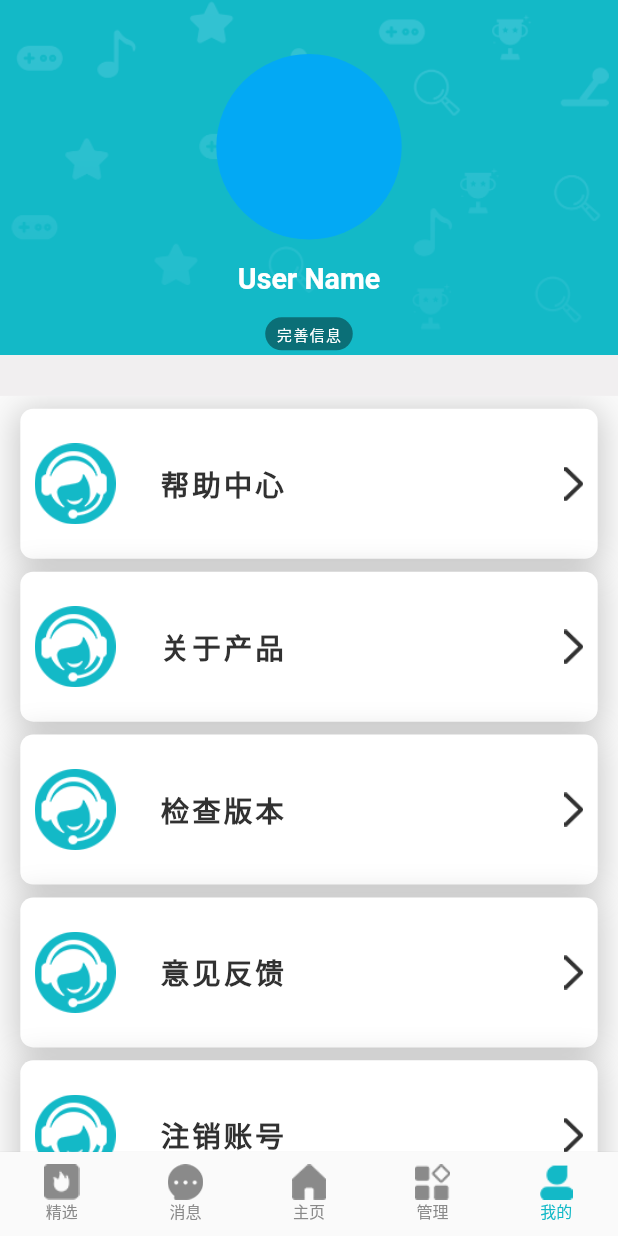
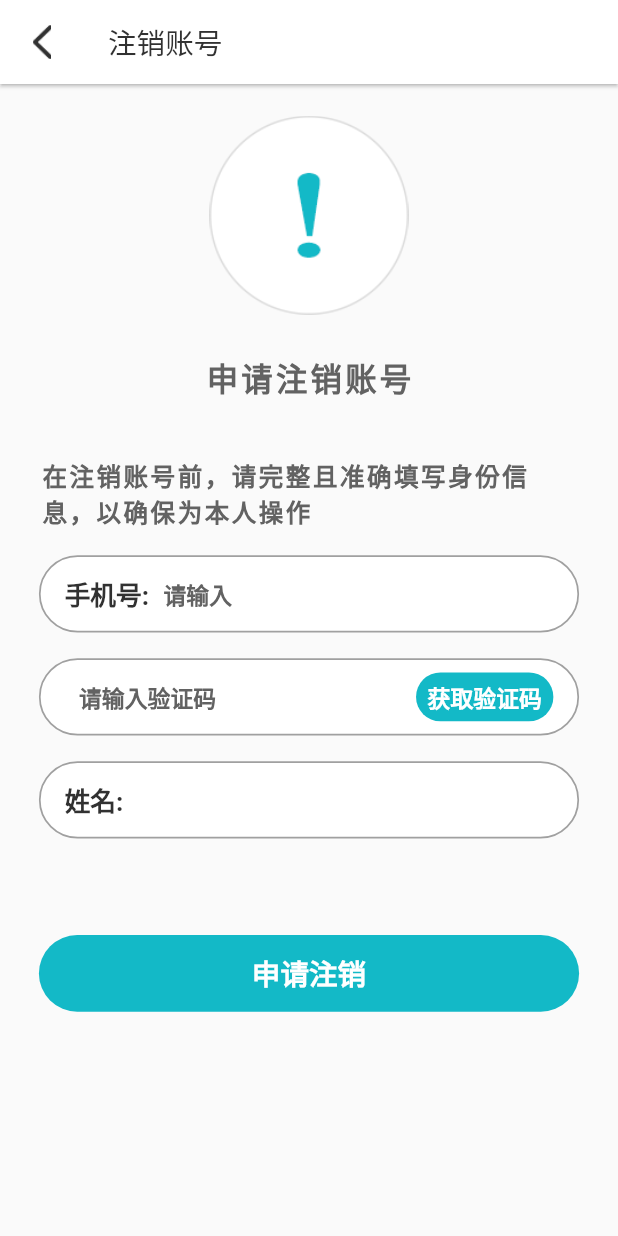
Before and after one commit to zysq-tech/stu_plat, a Flutter app: the HomePage screen opened directly with empty values, item 5 of the bottom bar chosen, after a tap on "注销账号", on a phone screen of 412 x 824 dp. Run offline on Flutter 3.47's test engine with Material 2 defaults, Android fonts, the phone set to English and light mode, and no system bars; our stand-ins replace convert, dio, fluro, flutter_rating_bar, flutter_screenutil, flutter_swiper and 6 more; missing offline and left inert: device_apps, flutter_picker; accounts and stored records are empty; generated files the repository leaves out were written again; statements that could not run were skipped.

Commit message:
unregister page

```diff
--- a/lib/config/route_handlers.dart
+++ b/lib/config/route_handlers.dart
@@ -2,13 +2,7 @@ import 'package:fluro/fluro.dart';
 
 import '../data/page_data.dart';
 
-import '../pages/LaunchPage.dart';
-import '../pages/LoginPage.dart';
-import '../pages/RegisterInfoPage.dart';
-import '../pages/AppealPage.dart';
-import '../pages/HomePage.dart';
-import '../pages/UserInfoPage.dart';
-import '../pages/EditPhoneEmailPage.dart';
+import '../pages/index.dart';
 
 import '../Utils.dart';
 
@@ -49,3 +43,9 @@ var editPhoneEmailHandler = Handler(
           data: EditPhoneEmailPageData.fromJson(
               jsonToObject(fluroCnParamsDecode(params['data'][0]))),
         ));
+
+var unregisterHandler = Handler(
+    handlerFunc: (_, params) => UnregisterPage(
+          data: UnregisterPageData.fromJson(
+              jsonToObject(fluroCnParamsDecode(params['data'][0]))),
+        ));
--- a/lib/config/routes.dart
+++ b/lib/config/routes.dart
@@ -11,6 +11,7 @@ class Routes {
   static String home = '/home';
   static String userInfo = '/userInfo';
   static String editPhoneEmail = '/editPhoneEmail';
+  static String unregister = '/unregister';
 
   static void configureRoutes(Router router) {
     router.notFoundHandler = Handler(
@@ -26,5 +27,6 @@ class Routes {
     router.define(home, handler: homeHandler);
     router.define(userInfo, handler: userInfoHandler);
     router.define(editPhoneEmail, handler: editPhoneEmailHandler);
+    router.define(unregister, handler: unregisterHandler);
   }
 }
--- a/lib/data/page_data.dart
+++ b/lib/data/page_data.dart
@@ -91,3 +91,14 @@ class EditPhoneEmailPageData implements IToJson {
   factory EditPhoneEmailPageData.fromJson(Map<String, dynamic> json) =>
       _$EditPhoneEmailPageDataFromJson(json);
 }
+
+@JsonSerializable()
+class UnregisterPageData implements IToJson {
+  UnregisterPageData();
+
+  @override
+  Map<String, dynamic> toJson() => _$UnregisterPageDataToJson(this);
+
+  factory UnregisterPageData.fromJson(Map<String, dynamic> json) =>
+      _$UnregisterPageDataFromJson(json);
+}
--- a/lib/pages/RegisterInfoPage.dart
+++ b/lib/pages/RegisterInfoPage.dart
@@ -180,7 +180,7 @@ class _RegisterInfoPageState extends State<RegisterInfoPage> {
             onTap: () {
               var str = fluroCnParamsEncode(objectToJson(AppealPageData(
                   phone: '123456',
-                  school: selectedSchool,
+                  school: selectedSchool ?? schoolList[0],
                   code: 'code',
                   name: 'name',
                   collegeName: 'college',
--- /dev/null
+++ b/lib/pages/UnregisterPage.dart
@@ -0,0 +1,318 @@
+import 'dart:async';
+
+import 'package:flutter/material.dart';
+import 'package:flutter/services.dart';
+import 'package:flutter_screenutil/flutter_screenutil.dart';
+import 'package:rflutter_alert/rflutter_alert.dart';
+
+import '../Application.dart';
+import '../data/page_data.dart';
+import '../components/customCard.dart';
+
+class UnregisterPage extends StatefulWidget {
+  UnregisterPage({@required this.data});
+
+  final UnregisterPageData data;
+
+  @override
+  _UnregisterPageState createState() => _UnregisterPageState();
+}
+
+class _UnregisterPageState extends State<UnregisterPage> {
+  ScreenUtil su;
+
+  Color _color1 = hexToColor('#626262');
+
+  TextStyle _greyTextStyle;
+
+  Timer _getCodeTimer;
+  int _getCodeCountDown;
+
+  TextEditingController phoneController = TextEditingController();
+  FocusNode phoneFocus = FocusNode();
+  TextEditingController codeController = TextEditingController();
+  FocusNode codeFocus = FocusNode();
+  TextEditingController nameController = TextEditingController();
+  FocusNode nameFocus = FocusNode();
+
+  FocusNode _pageFocus = FocusNode();
+
+  @override
+  void initState() {
+    super.initState();
+    su = Application().screenUtil;
+    _greyTextStyle = TextStyle(
+        color: _color1, fontSize: su.setSp(40), fontWeight: FontWeight.bold);
+  }
+
+  void getCode() {
+    if (_getCodeTimer?.isActive == true) return;
+    _getCodeCountDown = getCodeCountDown;
+    _getCodeTimer = Timer.periodic(
+        const Duration(milliseconds: 1000),
+        (timer) => setState(() {
+              --_getCodeCountDown;
+              if (_getCodeCountDown <= 0) {
+                timer.cancel();
+              }
+            }));
+    setState(() {});
+  }
+
+  void tryUnregister() {
+    Alert(
+      type: AlertType.warning,
+      context: context,
+      title: '账号注销确认',
+      desc: '注销后，账号信息及账号内所有将无法找回',
+      style: AlertStyle(
+          isCloseButton: false,
+          animationType: AnimationType.grow,
+          titleStyle: TextStyle(
+              color: hexToColor('#434343'),
+              fontSize: su.setSp(50),
+              fontWeight: FontWeight.bold),
+          descStyle: TextStyle(fontSize: su.setSp(43), color: _color1)),
+      buttons: [
+        DialogButton(
+            width: su.setWidth(253),
+            height: su.setHeight(124),
+            color: mainThemeColor,
+            radius: BorderRadius.circular(su.setHeight(20)),
+            onPressed: () {
+              Navigator.pop(context);
+            },
+            child: Text(
+              '暂不注销',
+              style: TextStyle(
+                  color: Colors.white,
+                  fontSize: su.setSp(35),
+                  fontWeight: FontWeight.bold),
+            )),
+        DialogButton(
+            width: su.setWidth(253),
+            height: su.setHeight(124),
+            color: Colors.red,
+            radius: BorderRadius.circular(su.setHeight(20)),
+            onPressed: () {
+              var str = fluroCnParamsEncode(objectToJson(LoginPageData()));
+              Application().router.navigateTo(
+                  context, '${Routes.login}?data=$str',
+                  clearStack: true);
+            },
+            child: Text(
+              '确定注销',
+              style: TextStyle(
+                  color: Colors.white,
+                  fontSize: su.setSp(35),
+                  fontWeight: FontWeight.bold),
+            ))
+      ],
+    ).show();
+  }
+
+  void emptyFocus() {
+    FocusScope.of(context).requestFocus(_pageFocus);
+  }
+
+  @override
+  Widget build(BuildContext context) {
+    return Scaffold(
+      appBar: AppBar(
+        title: Text(
+          '注销账号',
+          style:
+              TextStyle(fontSize: su.setSp(50), color: hexToColor('#313131')),
+        ),
+        leading: MaterialButton(
+          child: Image.asset(
+            'assets/icon/icon_return.png',
+            width: su.setWidth(33),
+            height: su.setHeight(61),
+          ),
+          onPressed: () {
+            Navigator.pop(context);
+          },
+        ),
+      ),
+      body: GestureDetector(
+        onTap: emptyFocus,
+        child: SingleChildScrollView(
+          padding: EdgeInsets.symmetric(vertical: su.setHeight(30)),
+          physics: NeverScrollableScrollPhysics(),
+          child: Center(
+              child: Column(
+            children: buildTip()
+              ..addAll(buildInputs())
+              ..add(CustomCard.cricleEnds(
+                width: su.setWidth(944),
+                height: su.setHeight(119),
+                color: mainThemeColor,
+                boxShadow: CustomCard.noneBoxShadow,
+                margin: EdgeInsets.only(top: su.setHeight(150)),
+                child: FlatButton(
+                  onPressed: tryUnregister,
+                  child: Center(
+                    child: Text(
+                      '申请注销',
+                      style: TextStyle(
+                          color: Colors.white,
+                          fontSize: su.setSp(50),
+                          fontWeight: FontWeight.bold),
+                    ),
+                  ),
+                ),
+              )),
+          )),
+        ),
+      ),
+    );
+  }
+
+  List<Widget> buildInputs() {
+    return <Widget>[
+      buildInputContainer(
+          header: '手机号:',
+          mainChild: buildTextField(phoneController, phoneFocus,
+              hintText: '请输入',
+              lengthLimit: 11,
+              additionalInputFormatter: [
+                WhitelistingTextInputFormatter.digitsOnly
+              ]),
+          tail: Container()),
+      buildInputContainer(
+          mainChild: buildTextField(codeController, codeFocus,
+              hintText: '请输入验证码',
+              lengthLimit: 6,
+              additionalInputFormatter: [
+                WhitelistingTextInputFormatter.digitsOnly
+              ]),
+          tail: GestureDetector(
+            onTap: getCode,
+            child: CustomCard.cricleEnds(
+              width: su.setWidth(240),
+              height: su.setHeight(76),
+              boxShadow: CustomCard.noneBoxShadow,
+              color: mainThemeColor,
+              child: Text(
+                _getCodeTimer?.isActive == true
+                    ? '$_getCodeCountDown'
+                    : '获取验证码',
+                style: TextStyle(
+                    color: Colors.white,
+                    fontSize: su.setSp(40),
+                    fontWeight: FontWeight.bold),
+              ),
+            ),
+          )),
+      buildInputContainer(
+          header: '姓名:',
+          mainChild: buildTextField(nameController, nameFocus, lengthLimit: 10),
+          tail: Container()),
+    ];
+  }
+
+  List<Widget> buildTip() {
+    return <Widget>[
+      Image.asset(
+        'assets/icon/icon_warning.png',
+        width: su.setWidth(348),
+        height: su.setHeight(348),
+      ),
+      Padding(
+        padding: EdgeInsets.only(top: su.setHeight(43)),
+        child: Text(
+          '申请注销账号',
+          style: TextStyle(
+              color: _color1,
+              fontSize: su.setSp(55),
+              fontWeight: FontWeight.bold,
+              letterSpacing: su.setWidth(5.5)),
+        ),
+      ),
+      Container(
+        width: su.setWidth(936),
+        margin: EdgeInsets.only(top: su.setHeight(87)),
+        child: Text(
+          '在注销账号前，请完整且准确填写身份信息，以确保为本人操作',
+          style: TextStyle(
+              color: _color1,
+              fontSize: su.setSp(43),
+              fontWeight: FontWeight.bold,
+              letterSpacing: su.setWidth(4.3)),
+        ),
+      ),
+    ];
+  }
+
+  Widget buildTextField(TextEditingController controller, FocusNode focusNode,
+      {String hintText,
+      int lengthLimit = 10,
+      List<TextInputFormatter> additionalInputFormatter = const [],
+      bool enable = true}) {
+    return TextField(
+      controller: controller,
+      focusNode: focusNode,
+      style: _greyTextStyle,
+      enabled: enable,
+      textAlignVertical: TextAlignVertical.center,
+      inputFormatters: [
+        LengthLimitingTextInputFormatter(lengthLimit),
+      ]..addAll(additionalInputFormatter),
+      decoration: InputDecoration(
+          border: InputBorder.none,
+          hintStyle: _greyTextStyle,
+          hintText: hintText),
+    );
+  }
+
+  Widget buildInputContainer(
+      {String header = '', Widget mainChild, Widget tail, Function onTap}) {
+    return CustomCard.cricleEnds(
+      width: su.setWidth(944),
+      height: su.setHeight(120),
+      border: Border.all(color: hexToColor('#a0a0a0'), width: su.setWidth(3)),
+      boxShadow: CustomCard.noneBoxShadow,
+      margin: EdgeInsets.only(top: su.setHeight(40)),
+      child: MaterialButton(
+        onPressed: onTap,
+        child: Row(
+          children: <Widget>[
+            Text(
+              '$header',
+              style: TextStyle(
+                  color: hexToColor('#313131'),
+                  fontSize: su.setSp(45),
+                  fontWeight: FontWeight.bold),
+            ),
+            Expanded(
+                child: Padding(
+              padding: EdgeInsets.only(left: su.setWidth(25)),
+              child: mainChild ?? Container(),
+            )),
+            tail ??
+                Image.asset(
+                  'assets/icon/icon_edit.png',
+                  width: su.setWidth(47),
+                  height: su.setHeight(51),
+                )
+          ],
+        ),
+      ),
+    );
+  }
+
+  @override
+  void dispose() {
+    phoneController.dispose();
+    phoneFocus.dispose();
+    codeController.dispose();
+    codeFocus.dispose();
+    nameController.dispose();
+    nameFocus.dispose();
+
+    _pageFocus.dispose();
+    _getCodeTimer?.cancel();
+    super.dispose();
+  }
+}
--- a/lib/pages/views/UserView.dart
+++ b/lib/pages/views/UserView.dart
@@ -83,7 +83,13 @@ class _UserViewState extends State<UserView>
                   buildEntranceTab('关于产品', onTap: () {}),
                   buildEntranceTab('检查版本', onTap: () {}),
                   buildEntranceTab('意见反馈', onTap: () {}),
-                  buildEntranceTab('注销账号', onTap: () {}),
+                  buildEntranceTab('注销账号', onTap: () {
+                    String str =
+                        fluroCnParamsEncode(objectToJson(UnregisterPageData()));
+                    Application()
+                        .router
+                        .navigateTo(context, '${Routes.unregister}?data=$str');
+                  }),
                   buildLogoutBtn(),
                 ],
               ),
```
Also changed, not shown: lib/main.dart (+10 -4 lines), lib/pages/index.dart (added, +8 -0 lines), assets/icon/icon_warning.png (added), lib/data/page_data.g.dart.
